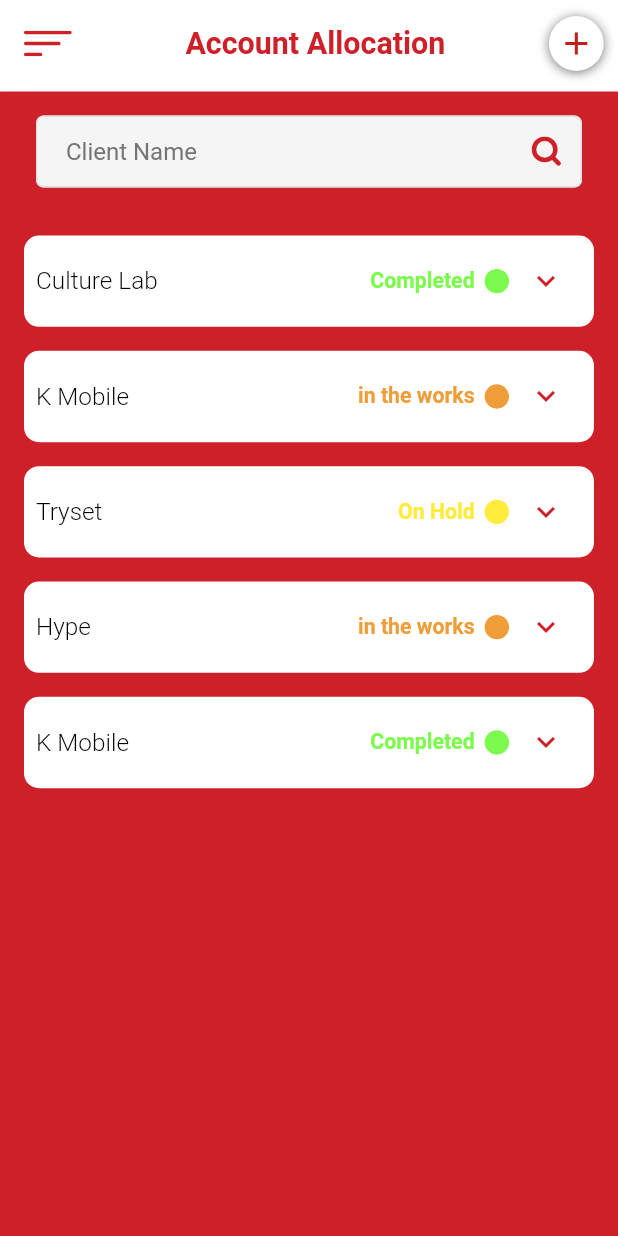
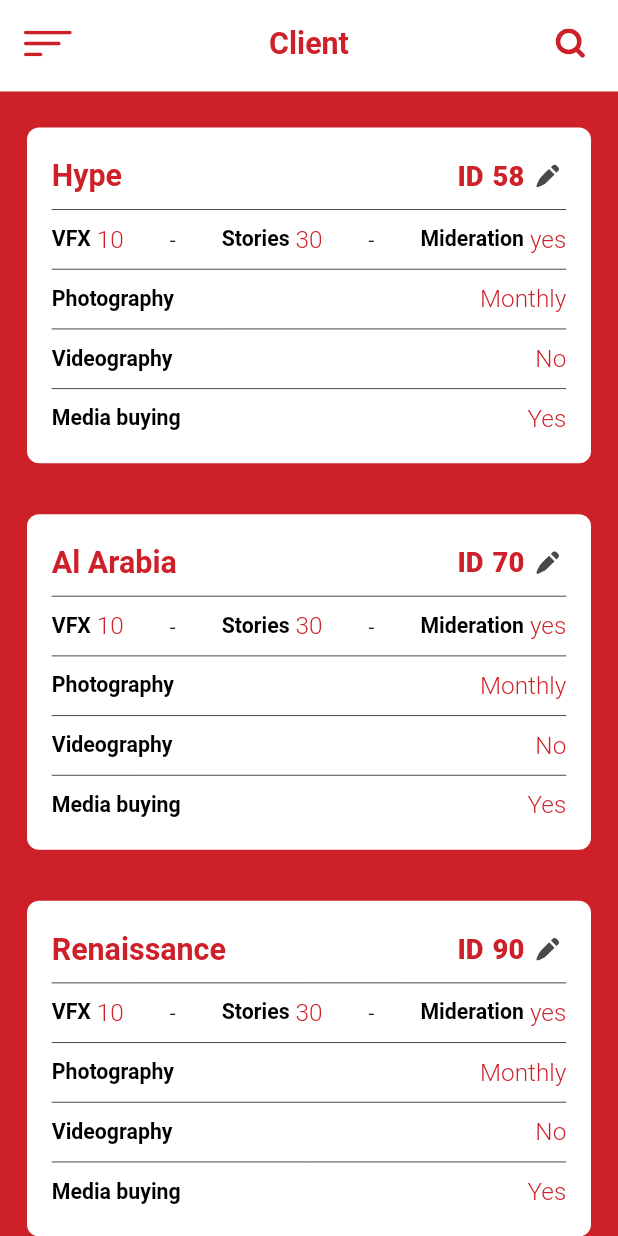
Before and after one commit to HYPE-ADawoud/hype, a Flutter app: the screen it shows after launch, on a phone screen of 412 x 824 dp. Run offline on Flutter 3.47's test engine with Material 2 defaults, Android fonts, the phone set to English and light mode, and no system bars; our stand-ins replace chewie, connectivity_plus, dio, dotted_border, firebase_auth, flutter_screenutil and 13 more; missing offline and left inert: align_positioned, ansicolor, barbecue, connectivity_plus_web, firebase_auth_web, firebase_core_web and 4 more; accounts and stored records are empty; statements that could not run were skipped.

Commit message:
create ui client page

```diff
--- /dev/null
+++ b/lib/app/pages/client/_widgets/client_items.dart
@@ -0,0 +1,155 @@
+import 'package:flutter/material.dart';
+import 'package:flutter_screenutil/flutter_screenutil.dart';
+import 'package:flutter_svg/flutter_svg.dart';
+import 'package:get/get.dart';
+import 'package:hype/app/common/themes/app_assets.dart';
+import 'package:hype/app/common/themes/app_colors.dart';
+import 'package:hype/app/common/themes/app_dims.dart';
+import 'package:hype/app/pages/client/client_controller.dart';
+import 'package:hype/app/routes/app_pages.dart';
+import 'package:hype/utils/ui/empty.dart';
+
+class ClientItems extends StatelessWidget {
+  final Client client;
+  ClientItems({Key? key, required this.client}) : super(key: key);
+
+  @override
+  Widget build(BuildContext context) {
+    return Padding(
+      padding: const EdgeInsets.only(
+        top: AppDims.paddingSize24,
+        left: AppDims.paddingSize18,
+        right: AppDims.paddingSize18,
+        bottom: AppDims.paddingSize10,
+      ),
+      child: Container(
+        padding: EdgeInsets.symmetric(horizontal: AppDims.paddingSize15.w, vertical: AppDims.paddingSize20.h),
+        width: 339.w,
+        decoration: BoxDecoration(
+          color: AppColors.current.neutral,
+          borderRadius: BorderRadius.circular(8),
+        ),
+        child: _buildItems(),
+      ),
+    );
+  }
+
+  Widget _buildItems() {
+    return Column(
+      mainAxisAlignment: MainAxisAlignment.start,
+      crossAxisAlignment: CrossAxisAlignment.start,
+      children: [
+        _buildNameAndID(),
+        _buildDivider(),
+        _buildVfxStoriesMiderationResult(),
+        _buildDivider(),
+        _buildResult(
+          title: 'Photography',
+          result: client.Photography,
+        ),
+        _buildDivider(),
+        _buildResult(
+          title: 'Videography',
+          result: client.Videography,
+        ),
+        _buildDivider(),
+        _buildResult(
+          title: 'Media buying',
+          result: client.MediaBuying,
+        ),
+      ],
+    );
+  }
+
+  Widget _buildNameAndID() {
+    return Row(
+      mainAxisAlignment: MainAxisAlignment.spaceBetween,
+      children: [
+        _buildName(),
+        _buildSpace(),
+        _buildId(title: 'ID', id: client.id),
+        _buildEditButton(),
+      ],
+    );
+  }
+  Widget _buildName(){
+    return Text(
+      client.name,
+      style: TextStyle(fontSize: 20.sp, color: AppColors.current.primary, fontWeight: FontWeight.w700),
+    );
+  }
+  Widget _buildSpace(){
+    return const Spacer(flex: 1,);
+  }
+  Widget _buildId({required String title,required int id}){
+    return Row(
+      children: [
+        Text(
+          title,
+          style: TextStyle(fontSize: 18.sp, color: AppColors.current.primary, fontWeight: FontWeight.w800),
+        ),
+        Empty(width: 6,),
+        Text(
+          id.toString(),
+          style: TextStyle(fontSize: 18.sp, color: AppColors.current.primary, fontWeight: FontWeight.w800),
+        ),
+
+      ],
+    );
+  }
+  Widget _buildEditButton(){
+    return Padding(
+      padding: const EdgeInsets.only(
+        left: 8,
+        right: 4
+      ),
+      child: InkWell(
+        onTap: () => Get.toNamed(Routes.ADD_ACCOUNT_ALLOCATION),
+        child: SvgPicture.asset(
+          AppAssets.editIcon,
+          width: 16,
+          height: 16,
+        ),
+      ),
+    );
+  }
+  Widget _buildDivider() {
+    return Padding(
+      padding: EdgeInsets.symmetric(vertical: AppDims.paddingSize10.h),
+      child: Divider(
+        color: AppColors.current.dimmedXXXX,
+        height: 0.5,
+      ),
+    );
+  }
+
+  Widget _buildVfxStoriesMiderationResult(){
+    return Row(
+      mainAxisAlignment: MainAxisAlignment.spaceBetween,
+      children: [
+        _buildResult(title: 'VFX', result: client.vfx.toString()),
+        const Text('-'),
+        _buildResult(title: 'Stories', result: client.stories.toString()),
+        const Text('-'),
+        _buildResult(title: 'Mideration', result: client.Mideration),
+
+      ],
+    );
+  }
+  Widget _buildResult({required String title ,required String result}) {
+    return Row(
+      mainAxisAlignment: MainAxisAlignment.spaceBetween,
+      children: [
+        Text(title,
+          style: TextStyle(fontSize: 14.sp, color: AppColors.current.dimmedXXXXX, fontWeight: FontWeight.w600),
+        ),
+        Empty(width: 4,),
+        Text(
+          result,
+          style: TextStyle(fontSize: 16.sp, color: AppColors.current.primary, fontWeight: FontWeight.w300),
+        ),
+      ],
+    );
+  }
+
+}
--- /dev/null
+++ b/lib/app/pages/client/client_binding.dart
@@ -0,0 +1,11 @@
+import 'package:get/get.dart';
+import 'package:hype/app/pages/client/client_controller.dart';
+
+
+class ClientBinding extends Bindings{
+  @override
+  void dependencies() {
+    Get.lazyPut<ClientController>(() => ClientController());
+  }
+
+}
--- /dev/null
+++ b/lib/app/pages/client/client_controller.dart
@@ -0,0 +1,51 @@
+import 'package:get/get.dart';
+
+
+class ClientController extends GetxController{
+
+
+  RxList clients = [
+    Client(name: 'Hype',
+        id: 58,
+        vfx: 10,
+        stories: 30,
+        Mideration: 'yes',
+        Photography: 'Monthly',
+        Videography: 'No',
+        MediaBuying: 'Yes'),
+    Client(name: 'Al Arabia',
+        id: 70,
+        vfx: 10,
+        stories: 30,
+        Mideration: 'yes',
+        Photography: 'Monthly',
+        Videography: 'No',
+        MediaBuying: 'Yes'),
+    Client(name: 'Renaissance',
+        id: 90,
+        vfx: 10,
+        stories: 30,
+        Mideration: 'yes',
+        Photography: 'Monthly',
+        Videography: 'No',
+        MediaBuying: 'Yes'),
+  ].obs;
+
+}
+class Client{
+  String name;
+  int id;
+  int vfx;
+  int stories;
+  String Mideration;
+  String Photography;
+  String Videography;
+  String MediaBuying;
+
+  Client({
+    required this.name, required this.id, required this.vfx,
+    required this.stories, required this.Mideration, required this.Photography,
+    required this.Videography,
+    required this.MediaBuying
+});
+}
--- /dev/null
+++ b/lib/app/pages/client/client_view.dart
@@ -0,0 +1,54 @@
+import 'package:flutter/material.dart';
+import 'package:flutter_svg/svg.dart';
+import 'package:get/get.dart';
+import 'package:hype/app/common/themes/app_assets.dart';
+import 'package:hype/app/common/themes/app_colors.dart';
+import 'package:hype/app/common/widgets/app_toolbar.dart';
+import 'package:hype/app/pages/client/_widgets/client_items.dart';
+import 'package:hype/app/pages/client/client_controller.dart';
+import 'package:hype/app/pages/side_menu/side_menu_view.dart';
+
+
+class ClientView extends StatelessWidget {
+  final ClientController controller = Get.find();
+  final scaffoldKey = GlobalKey<ScaffoldState>();
+
+  ClientView({Key? key}) : super(key: key);
+
+  @override
+  Widget build(BuildContext context) {
+    return Scaffold(
+      key: scaffoldKey,
+      backgroundColor: AppColors.current.neutral,
+      drawer: SideMenuView(),
+      body: _buildBody(),
+    );
+  }
+  Widget _buildBody() {
+    return SafeArea(
+      child: Column(
+        children: [
+          AppToolbar(
+            drawerCallBack: () => scaffoldKey.currentState?.openDrawer(),
+            title: 'Client',
+            actions: IconButton(onPressed: () {}, icon: SvgPicture.asset(AppAssets.searchIcon)),
+          ),
+          _buildBodyView(),
+        ],
+      ),
+    );
+  }
+
+  Widget _buildBodyView() {
+    return Expanded(
+      child: Container(
+        color: AppColors.current.primary,
+        child: ListView.builder(
+            itemCount:controller.clients.length,
+            itemBuilder: (context, index) {
+              return ClientItems(client: controller.clients[index]);
+            }),
+      ),
+    );
+  }
+}
--- a/lib/app/routes/app_pages.dart
+++ b/lib/app/routes/app_pages.dart
@@ -21,6 +21,8 @@
 import 'package:hype/app/pages/auth/new_password/new_password_view.dart';
 import 'package:hype/app/pages/auth/verify_mobile_number/verify_mobile_number_binding.dart';
 import 'package:hype/app/pages/auth/verify_mobile_number/verify_mobile_number_view.dart';
+import 'package:hype/app/pages/client/client_binding.dart';
+import 'package:hype/app/pages/client/client_view.dart';
 import 'package:hype/app/pages/create_task/create_task_binding.dart';
 import 'package:hype/app/pages/create_task/create_task_view.dart';
 import 'package:hype/app/pages/department/department_binding.dart';
@@ -44,7 +46,7 @@
 class AppPages {
   AppPages._();
 
-  static const INITIAL = Routes.MAIN_ACCOUNT_ALLOCATION;
+  static const INITIAL = Routes.Client;
 
   static final routes = [
     GetPage(
@@ -146,7 +148,11 @@
       page: () => EditAccountAllocationView(),
       binding: EditAccountAllocationBinding(),
     ),
-
+    GetPage(
+      name: _Paths.Client,
+      page: () => ClientView(),
+      binding: ClientBinding(),
+    ),
 
   ];
 }
--- a/lib/app/routes/app_routes.dart
+++ b/lib/app/routes/app_routes.dart
@@ -36,6 +36,7 @@
   static const ACCOUNT_ALLOCATION = _Paths.ACCOUNT_ALLOCATION;
   static const EDIT_ACCOUNT_ALLOCATION = _Paths.EDIT_ACCOUNT_ALLOCATION;
   static const ADD_ACCOUNT_ALLOCATION = _Paths.ADD_ACCOUNT_ALLOCATION;
+  static const Client = _Paths.Client;
 
 }
 
@@ -72,6 +73,7 @@
   static const ACCOUNT_ALLOCATION = '/account_allocation';
   static const EDIT_ACCOUNT_ALLOCATION = '/edit_account_allocation';
   static const ADD_ACCOUNT_ALLOCATION = '/add_account_allocation';
+  static const Client = '/client';
 
 
 }
```
Also changed, not shown: 1 other file.
